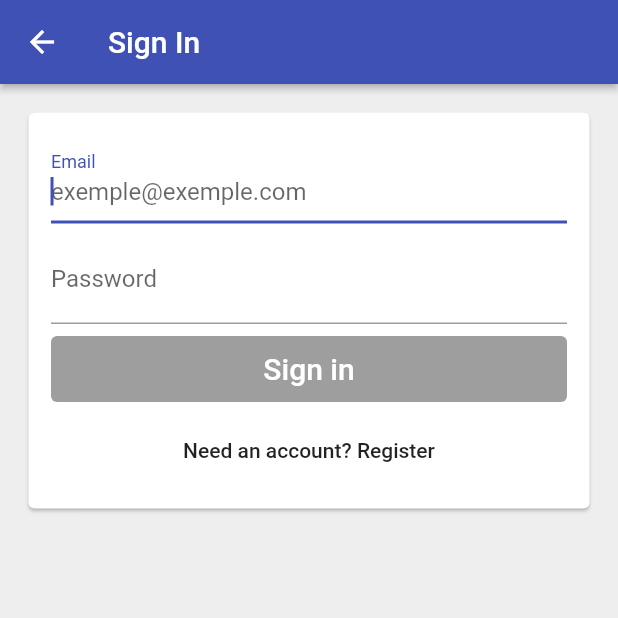
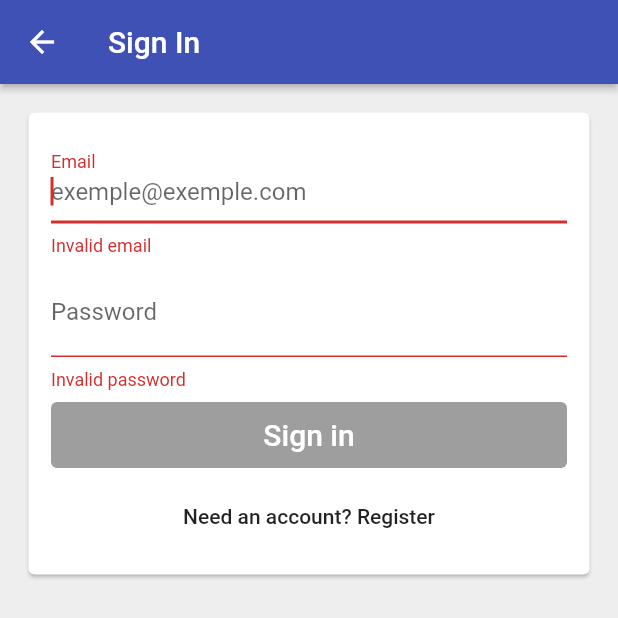
Before and after one commit to JagaimoDono/time_tracker, a Flutter app: the EmailSignInPage screen opened directly with empty values, on a phone screen of 412 x 824 dp, the top half of it. Run offline on Flutter 3.47's test engine with Material 2 defaults, Android fonts, the phone set to English and light mode, and no system bars; our stand-ins replace firebase_auth, font_awesome_flutter, google_sign_in; missing offline and left inert: flutter_facebook_login; accounts and stored records are empty.

Commit message:
Basic String Validators for email and  password

```diff
--- a/lib/app/sign_in/email_sign_in_form.dart
+++ b/lib/app/sign_in/email_sign_in_form.dart
@@ -1,10 +1,11 @@
 import 'package:flutter/material.dart';
+import 'package:time_tracker_flutter/app/sign_in/validators.dart';
 import 'package:time_tracker_flutter/common_widgets/form_submit_button.dart';
 import 'package:time_tracker_flutter/services/auth.dart';
 
 enum EmailSignInFormType { signIn, register }
 
-class EmailSignInForm extends StatefulWidget {
+class EmailSignInForm extends StatefulWidget with EmailAndPasswordValidator {
   EmailSignInForm({@required this.auth});
 
   final AuthBase auth;
@@ -59,7 +60,8 @@ class _EmailSignInFormState extends State<EmailSignInForm> {
         ? 'Need an account? Register'
         : 'Already have an account? Sign in';
 
-    bool _submitEnabled = _email.isNotEmpty && _password.isNotEmpty;
+    bool _submitEnabled = widget.emailValidator.isValid(_email) &&
+        widget.passwordValidator.isValid(_password);
 
     return [
       _buildEmailTextField(),
@@ -85,8 +87,11 @@ class _EmailSignInFormState extends State<EmailSignInForm> {
   }
 
   TextField _buildPasswordTextField() {
+    bool validPassword = widget.passwordValidator.isValid(_password);
     return TextField(
-      decoration: InputDecoration(labelText: 'Password'),
+      decoration: InputDecoration(
+          labelText: 'Password',
+          errorText: validPassword ? null : widget.invalidPasswordErrorText),
       obscureText: true,
       controller: _passwordController,
       textInputAction: TextInputAction.done,
@@ -97,9 +102,12 @@ class _EmailSignInFormState extends State<EmailSignInForm> {
   }
 
   TextField _buildEmailTextField() {
+    bool validEmail = widget.emailValidator.isValid(_email);
     return TextField(
-      decoration:
-          InputDecoration(labelText: 'Email', hintText: 'exemple@exemple.com'),
+      decoration: InputDecoration(
+          labelText: 'Email',
+          hintText: 'exemple@exemple.com',
+          errorText: validEmail ? null : widget.invalidEmailErrorText),
       autocorrect: false,
       autofocus: true,
       controller: _emailController,
--- a/lib/app/sign_in/validators.dart
+++ b/lib/app/sign_in/validators.dart
@@ -0,0 +1,17 @@
+abstract class StringValidator {
+  bool isValid(String value);
+}
+
+class NonEmptyStringValidator implements StringValidator {
+  @override
+  bool isValid(String value) {
+    return value.isNotEmpty;
+  }
+}
+
+class EmailAndPasswordValidator {
+  final StringValidator emailValidator = NonEmptyStringValidator();
+  final StringValidator passwordValidator = NonEmptyStringValidator();
+  final String invalidEmailErrorText = 'Invalid email';
+  final String invalidPasswordErrorText = 'Invalid password';
+}
```
